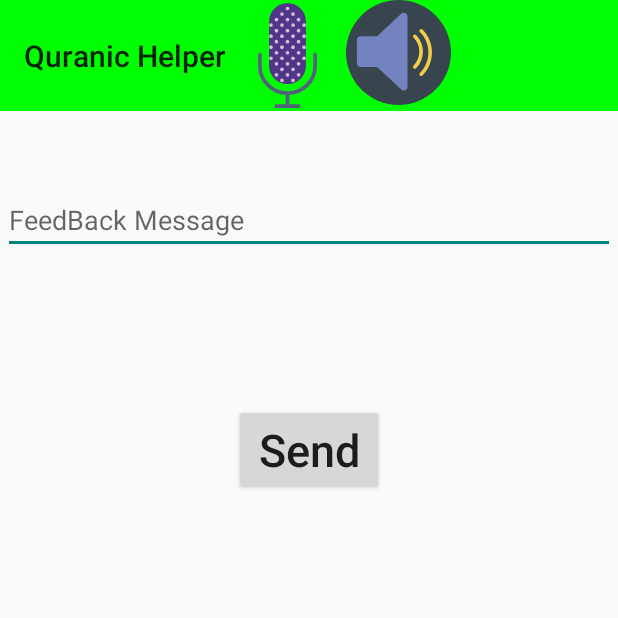
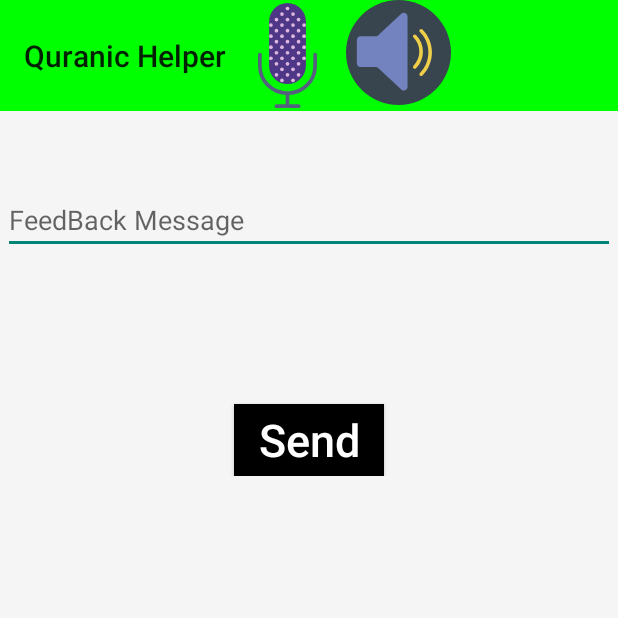
Before and after one commit to SaifullahIlyas/QuranicHelper, an Android app: the feedbackJ screen opened directly, with no data from a screen before it, on a phone screen of 412 x 824 dp, the top half of it. Run offline under Robolectric (Android 15) with nearby library versions, the phone set to English and light mode, and no system bars; our stand-ins replace Firebase (no records; nobody signed in at launch, a user with empty details on screens opened directly); 1 statement that could not run was skipped.

Commit message:
SetUp Menu

```diff
--- a/app/src/main/java/com/example/quranichelper/Downloads.java
+++ b/app/src/main/java/com/example/quranichelper/Downloads.java
@@ -2,6 +2,7 @@ package com.example.quranichelper;
 
 import android.support.v7.app.AppCompatActivity;
 import android.os.Bundle;
+import android.support.v7.widget.Toolbar;
 
 public class Downloads extends AppCompatActivity {
 
@@ -9,5 +10,6 @@ public class Downloads extends AppCompatActivity {
     protected void onCreate(Bundle savedInstanceState) {
         super.onCreate(savedInstanceState);
         setContentView(R.layout.activity_downloads);
+        setSupportActionBar((Toolbar) findViewById(R.id.my_toolbar));
     }
 }
--- a/app/src/main/java/com/example/quranichelper/feedbackJ.java
+++ b/app/src/main/java/com/example/quranichelper/feedbackJ.java
@@ -76,7 +76,7 @@ sendFeedBack();
         dictionary.put("Date",new Date().toString());
         dictionary.put("feedBack",input.getText().toString());
         FirebaseFirestore ref = FirebaseFirestore.getInstance();
-        ref.collection("FeedBack").document("6").set(dictionary);
+        ref.collection("Feedback").document("6").set(dictionary);
     }
     @RequiresApi(api = Build.VERSION_CODES.LOLLIPOP)
     public  void speeakVoice(String mess)//code to speak input
--- a/app/src/main/res/layout/activity_downloads.xml
+++ b/app/src/main/res/layout/activity_downloads.xml
@@ -1,6 +1,9 @@
 <?xml version="1.0" encoding="utf-8"?>
 <LinearLayout android:layout_height="match_parent" android:layout_width="match_parent" android:orientation="vertical" xmlns:android="http://schemas.android.com/apk/res/android">
 
-    <include layout="@layout/toolbar"></include>
+    <LinearLayout android:layout_width="match_parent" android:layout_height="wrap_content">
+        <include   android:id="@+id/my_toolbar" layout="@layout/toolbar">
+        </include>
+    </LinearLayout>
 
 </LinearLayout>
--- a/app/src/main/res/layout/activity_favorite_list.xml
+++ b/app/src/main/res/layout/activity_favorite_list.xml
@@ -1,6 +1,9 @@
 <?xml version="1.0" encoding="utf-8"?>
 <LinearLayout android:layout_height="match_parent" android:layout_width="match_parent" android:orientation="vertical" xmlns:android="http://schemas.android.com/apk/res/android">
 
-    <include layout="@layout/toolbar"></include>
+    <LinearLayout android:layout_width="match_parent" android:layout_height="wrap_content">
+        <include   android:id="@+id/my_toolbar" layout="@layout/toolbar">
+        </include>
+    </LinearLayout>
 
 </LinearLayout>
--- a/app/src/main/res/layout/activity_feed_back.xml
+++ b/app/src/main/res/layout/activity_feed_back.xml
@@ -1,13 +1,13 @@
 <?xml version="1.0" encoding="utf-8"?>
-<LinearLayout android:layout_height="match_parent" android:orientation="vertical" android:layout_width="match_parent" xmlns:android="http://schemas.android.com/apk/res/android">
+<LinearLayout android:layout_height="match_parent" android:background="@color/whitesmoke" android:orientation="vertical" android:layout_width="match_parent" xmlns:android="http://schemas.android.com/apk/res/android">
 
     <LinearLayout android:layout_width="match_parent" android:layout_height="wrap_content">
         <include   android:id="@+id/my_toolbar" layout="@layout/toolbar">
         </include>
     </LinearLayout>
 <LinearLayout android:layout_width="match_parent" android:layout_height="wrap_content" android:layout_marginTop="50dp" android:layout_marginLeft="2dp" android:layout_marginRight="2dp" android:orientation="vertical">
-    <EditText android:id="@+id/messageFeed" android:hint="FeedBack Message" android:layout_width="match_parent" android:layout_height="match_parent"/>
-    <Button android:layout_width="100dp" android:onClick="menuOPtion" android:layout_height="wrap_content" android:text="Send" android:textSize="30sp" android:textAllCaps="false" android:layout_marginTop="100dp" android:layout_gravity="center"/>
+    <EditText android:textColor="@color/red" android:id="@+id/messageFeed" android:hint="FeedBack Message" android:layout_width="match_parent" android:layout_height="match_parent"/>
+    <Button android:layout_width="100dp" android:background="@color/black" android:textColor="@color/white" android:onClick="menuOPtion" android:layout_height="wrap_content" android:text="Send" android:textSize="30sp" android:textAllCaps="false" android:layout_marginTop="100dp" android:layout_gravity="center"/>
 </LinearLayout>
 
 </LinearLayout>
--- a/app/src/main/res/layout/activity_last_listen.xml
+++ b/app/src/main/res/layout/activity_last_listen.xml
@@ -1,6 +1,9 @@
 <?xml version="1.0" encoding="utf-8"?>
 <LinearLayout android:layout_height="match_parent" android:layout_width="match_parent" android:orientation="vertical" xmlns:android="http://schemas.android.com/apk/res/android">
 
-    <include layout="@layout/toolbar"></include>
+    <LinearLayout android:layout_width="match_parent" android:layout_height="wrap_content">
+        <include   android:id="@+id/my_toolbar" layout="@layout/toolbar">
+        </include>
+    </LinearLayout>
 
 </LinearLayout>
--- a/app/src/main/res/layout/activity_listen.xml
+++ b/app/src/main/res/layout/activity_listen.xml
@@ -1,6 +1,9 @@
 <?xml version="1.0" encoding="utf-8"?>
 <LinearLayout android:layout_height="match_parent" android:layout_width="match_parent" android:orientation="vertical" xmlns:android="http://schemas.android.com/apk/res/android">
 
-    <include layout="@layout/toolbar"></include>
+    <LinearLayout android:layout_width="match_parent" android:layout_height="wrap_content">
+        <include   android:id="@+id/my_toolbar" layout="@layout/toolbar">
+        </include>
+    </LinearLayout>
 
 </LinearLayout>
```
